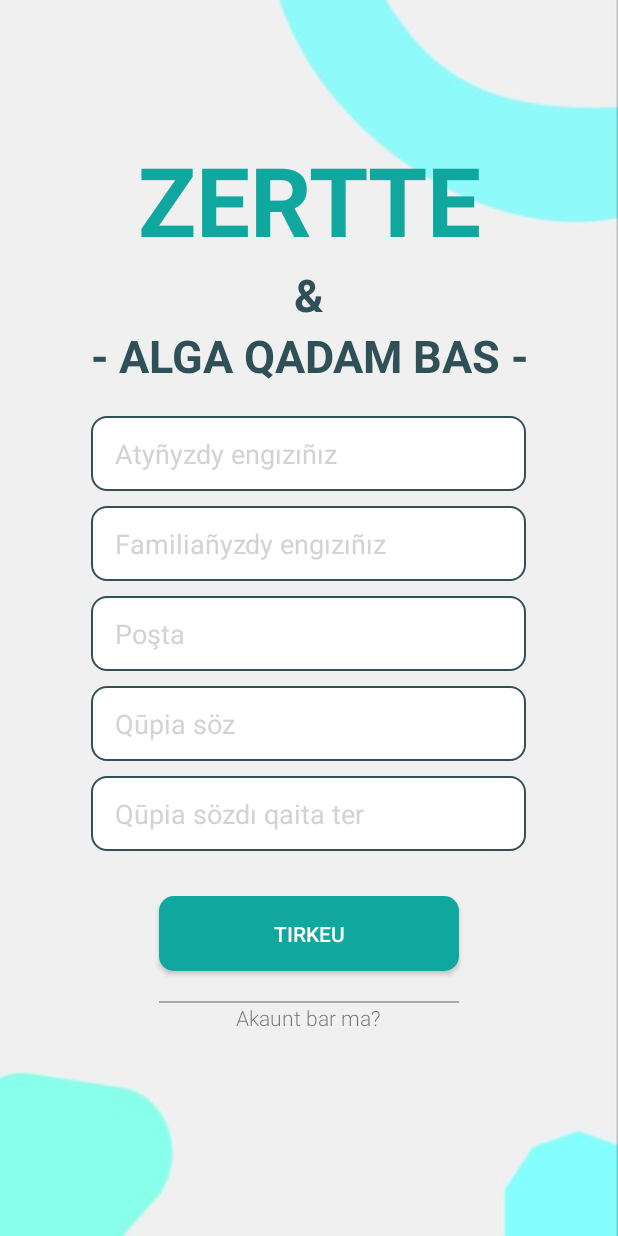
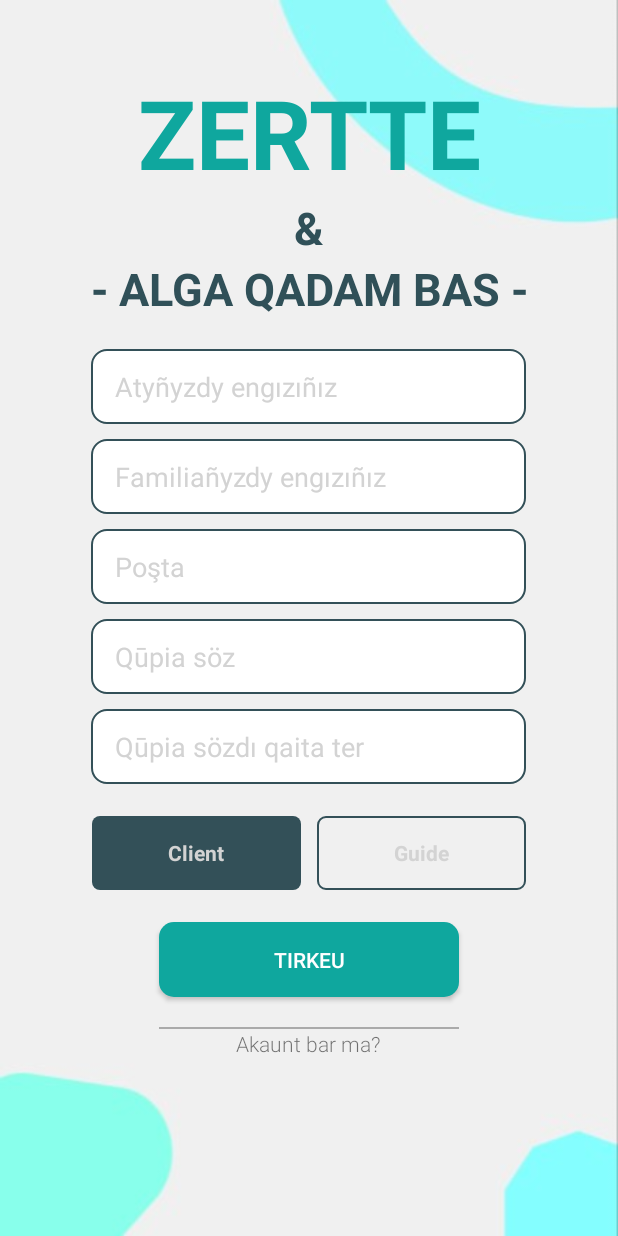
Before and after one commit to Temirlaaan/Zertte, an Android app: the ActivitySignIn screen opened directly, with no data from a screen before it, on a phone screen of 412 x 824 dp. Run offline under Robolectric (Android 15) with nearby library versions, the phone set to English and light mode, and no system bars; our stand-ins replace Firebase (no records; nobody signed in at launch, a user with empty details on screens opened directly).

Commit message:
spectacular update(guide update)

```diff
--- a/app/src/main/java/com/example/zertte/ui/Fragments/FragmentMain.kt
+++ b/app/src/main/java/com/example/zertte/ui/Fragments/FragmentMain.kt
@@ -18,6 +18,10 @@ class FragmentMain: Fragment(R.layout.fragment_main) {
     private val binding get() = _binding!!
     private lateinit var mUserDetails: User
 
+    override fun onCreate(savedInstanceState: Bundle?) {
+        super.onCreate(savedInstanceState)
+    }
+
     override fun onViewCreated(view: View, savedInstanceState: Bundle?) {
         super.onViewCreated(view, savedInstanceState)
 
@@ -37,7 +41,6 @@ class FragmentMain: Fragment(R.layout.fragment_main) {
         }
     }
 
-
     override fun onDestroyView() {
         super.onDestroyView()
         _binding = null // Clear the binding when the view is destroyed
--- a/app/src/main/java/com/example/zertte/ui/activities/SplashActivity.kt
+++ b/app/src/main/java/com/example/zertte/ui/activities/SplashActivity.kt
@@ -6,7 +6,6 @@ import android.os.Bundle
 import android.view.WindowInsets
 import android.view.WindowManager
 import androidx.appcompat.app.AppCompatActivity
-import com.example.zertte.MainActivity
 import com.example.zertte.R
 
 class SplashActivity : AppCompatActivity() {
@@ -26,7 +25,7 @@ class SplashActivity : AppCompatActivity() {
         @Suppress("DEPRECATION")
         android.os.Handler().postDelayed(
             {
-                startActivity(Intent(this@SplashActivity, MainActivity::class.java))
+                startActivity(Intent(this@SplashActivity, ActivityLogin::class.java))
                 finish()
             },
             1500
--- a/app/src/main/java/com/example/zertte/utils/Constants.kt
+++ b/app/src/main/java/com/example/zertte/utils/Constants.kt
@@ -8,7 +8,9 @@ import android.webkit.MimeTypeMap
 
 object Constants {
     const val USERS: String = "users"
+    const val GUIDES: String = "guides"
     const val PRODUCTS: String = "products"
+
 
     const val ZERTTE_PREFERENCES: String = "ZerttePrefs"
     const val LOGGED_IN_USERNAME: String = "logged_in_username"
@@ -25,7 +27,7 @@ object Constants {
     const val USER_PROFILE_IMAGE:String = "user_profile_image"
     const val COMPLETE_PROFILE: String = "profileCompleted"
 
-   /* const val PRODUCT_IMMAGE: String = "Product_Image"
+   /* const val PRODUCT_IMAGE: String = "Product_Image"
 
     const val USER_ID: String = "user_id"*/
 
--- a/app/src/main/res/layout/activity_main.xml
+++ b/app/src/main/res/layout/activity_main.xml
@@ -16,8 +16,7 @@
         app:layout_constraintLeft_toLeftOf="parent"
         app:layout_constraintRight_toRightOf="parent"
         app:layout_constraintTop_toTopOf="parent"
-        app:navGraph="@navigation/navigation"
-        android:layout_marginHorizontal="5dp"/>
+        app:navGraph="@navigation/navigation"/>
 
     <com.google.android.material.bottomnavigation.BottomNavigationView
         android:id="@+id/bottomNavigationView"
--- a/app/src/main/res/layout/activity_sign_in.xml
+++ b/app/src/main/res/layout/activity_sign_in.xml
@@ -11,7 +11,7 @@
         android:layout_height="wrap_content"
         android:text="@string/zertte"
         android:textStyle="bold|normal"
-        android:paddingTop="90dp"
+        android:paddingTop="45dp"
         android:textSize="64sp"
         android:textAlignment="center"
         android:textColor="@color/jihankezColor"/>
@@ -112,6 +112,43 @@
         android:autofillHints="password"
         android:inputType="textPassword" />
 
+    <RadioGroup
+        android:id="@+id/rg_tandau"
+        android:layout_width="300dp"
+        android:layout_height="60dp"
+        android:layout_marginTop="16dp"
+        android:layout_centerHorizontal="true"
+        android:layout_below="@+id/confirmPassword"
+        android:orientation="horizontal">
+
+        <RadioButton
+            android:id="@+id/rb_client"
+            android:layout_width="0dp"
+            android:layout_weight="1"
+            android:layout_height="match_parent"
+            android:checked="true"
+            android:gravity="center"
+            android:text="Client"
+            android:layout_margin="5dp"
+            android:button="@drawable/drawable_gender_tab_selector"
+            android:background="@drawable/drawable_gender_tab_selector"
+            android:textColor="@color/gray"
+            android:textStyle="bold"/>
+
+        <RadioButton
+            android:id="@+id/rb_guide"
+            android:layout_width="0dp"
+            android:layout_weight="1"
+            android:layout_height="match_parent"
+            android:gravity="center"
+            android:button="@drawable/drawable_gender_tab_selector"
+            android:background="@drawable/drawable_gender_tab_selector"
+            android:text="Guide"
+            android:layout_margin="5dp"
+            android:textColor="@color/gray"
+            android:textStyle="bold"/>
+    </RadioGroup>
+
     <Button
         android:id="@+id/signInButton"
         android:layout_width="200dp"
@@ -121,8 +158,8 @@
         android:layout_centerVertical="true"
         android:textColor="@color/white"
         android:layout_centerHorizontal="true"
-        android:layout_below="@+id/confirmPassword"
-        android:layout_marginTop="30dp"/>
+        android:layout_below="@+id/rg_tandau"
+        android:layout_marginTop="16dp"/>
 
     <View
         android:id="@+id/line"
```
Also changed, not shown: app/src/main/java/com/example/zertte/model/Guide.kt (added, +15 -0 lines), app/src/main/java/com/example/zertte/ui/Fragments/BaseFragment.kt (+13 -4 lines), app/src/main/java/com/example/zertte/ui/activities/user/ActivityLogin.kt (renamed from app/src/main/java/com/example/zertte/ui/activities/ActivityLogin.kt, +7 -0 lines), app/src/main/java/com/example/zertte/ui/activities/user/ActivitySignIn.kt (renamed from app/src/main/java/com/example/zertte/ui/activities/ActivitySignIn.kt, +7 -0 lines), app/src/main/res/layout/activity_settings.xml (+0 -9 lines), app/src/main/res/layout/fragment_main.xml (+32 -17 lines), app/src/main/res/layout/fragment_places.xml (added, +12 -0 lines), app/src/main/java/com/example/zertte/ui/activities/user/SettingsActivity.kt (renamed from app/src/main/java/com/example/zertte/ui/activities/SettingsActivity.kt), app/src/main/java/com/example/zertte/ui/activities/user/UserProfileActivity.kt (renamed from app/src/main/java/com/example/zertte/ui/activities/UserProfileActivity.kt).
